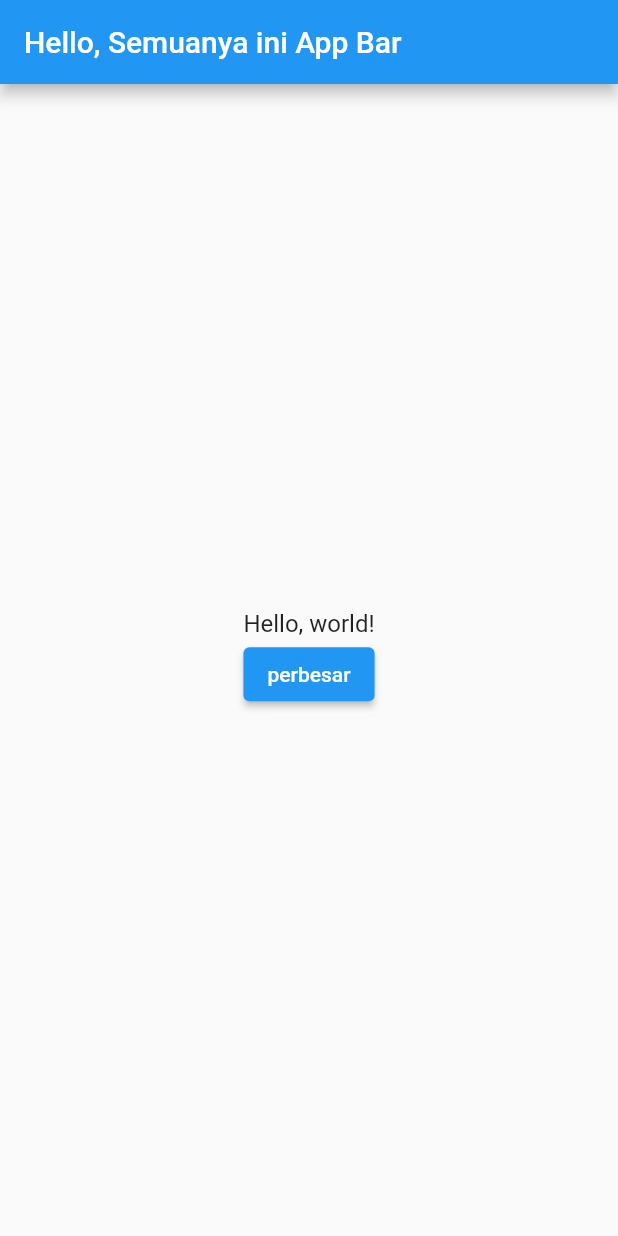
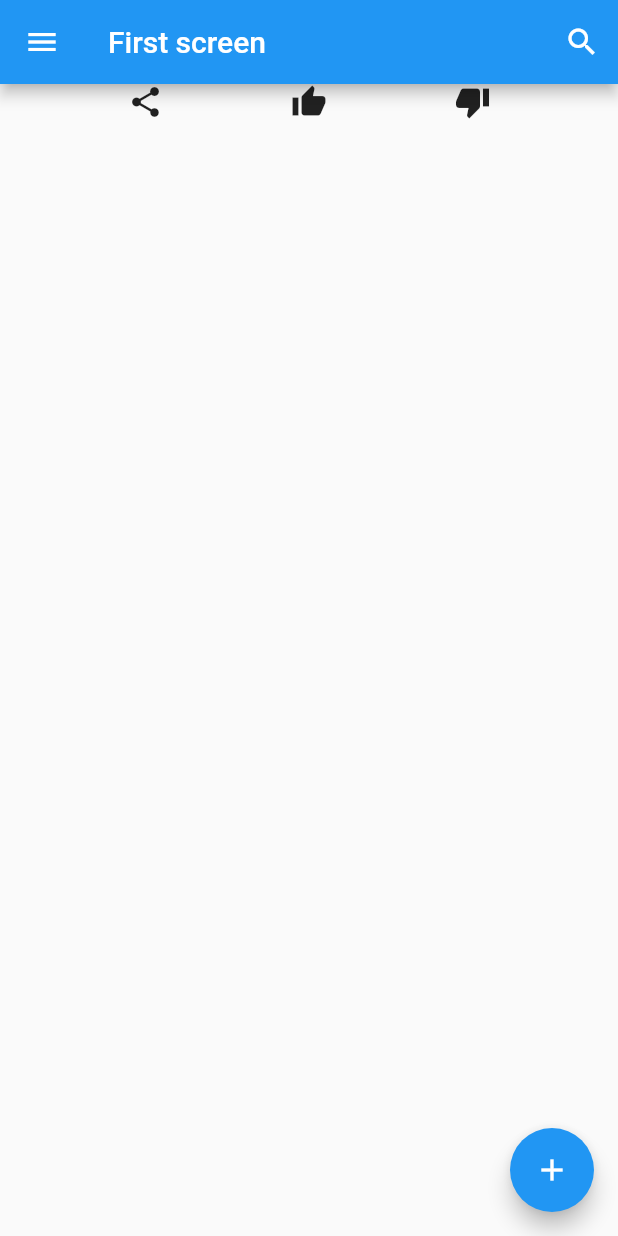
Before and after one commit to SwagMam/tes_app, a Flutter app: the screen it shows after launch, on a phone screen of 412 x 824 dp. Run offline on Flutter 3.47's test engine with Material 2 defaults, Android fonts, the phone set to English and light mode, and no system bars.

Commit message:
container, row, column

```diff
--- a/lib/main.dart
+++ b/lib/main.dart
@@ -5,72 +5,148 @@
 }
 
 class MyApp extends StatelessWidget {
-  const MyApp({super.key});
+  const MyApp({Key? key}) : super(key: key);
 
-  // This widget is the root of your application.
   @override
   Widget build(BuildContext context) {
     return MaterialApp(
-      title: 'Flutter Demo',
+      title: 'Flutter demo',
       theme: ThemeData(
         primarySwatch: Colors.blue,
       ),
-      home: Scaffold(
-        appBar: AppBar(
-          title: Text('Hello, Semuanya ini App Bar'),
+      home: const FirstScreen(),
+    );
+  }
+}
+
+class FirstScreen extends StatelessWidget {
+  const FirstScreen({Key? key}) : super(key: key);
+
+  @override
+  Widget build(BuildContext context) {
+    return Scaffold(
+      appBar: AppBar(
+        title: const Text("First screen"),
+        actions: <Widget>[
+          IconButton(
+            icon: const Icon(
+              Icons.search,
+              color: Colors.white,
+            ),
+            onPressed: () {},
+          )
+        ],
+        leading: IconButton(
+          icon: const Icon(
+            Icons.menu,
+            color: Colors.white,
+          ),
+          onPressed: () {},
         ),
-        body: Center(
-          child: BiggerText(text: 'Hello, world!'),
-        ),
+      ),
+      body: Row(
+        mainAxisAlignment: MainAxisAlignment.spaceEvenly,
+        children: <Widget>[
+          Icon(Icons.share),
+          Icon(Icons.thumb_up),
+          Icon(Icons.thumb_down),
+        ],
+      ),
+      // Container(
+      //   decoration: BoxDecoration(
+      //       color: Colors.green[200],
+      //       // shape: BoxShape.circle,
+      //       border: Border.all(color: Colors.black, width: 3),
+      //       borderRadius: BorderRadius.circular(10),
+      //       boxShadow: const [
+      //         BoxShadow(
+      //           color: Colors.black,
+      //           offset: Offset(3, 6),
+      //           blurRadius: 10,
+      //         )
+      //       ]),
+      //   padding: EdgeInsets.all(20),
+      //   child: const Text(
+      //     'Hi',
+      //     style: TextStyle(fontSize: 40),
+      //   ),
+      // ),
+      floatingActionButton: FloatingActionButton(
+        child: const Icon(Icons.add),
+        onPressed: () {},
       ),
     );
   }
 }
 
-class Heading extends StatelessWidget {
-  final String text;
+// class MyApp extends StatelessWidget {
+//   const MyApp({super.key});
 
-  const Heading({Key? key, required this.text}) : super(key: key);
+//   // This widget is the root of your application.
+//   @override
+//   Widget build(BuildContext context) {
+//     return MaterialApp(
+//       title: 'Flutter Demo',
+//       theme: ThemeData(
+//         primarySwatch: Colors.blue,
+//       ),
+//       home: Scaffold(
+//         appBar: AppBar(
+//           title: Text('Hello, Semuanya ini App Bar'),
+//         ),
+//         body: Center(
+//           child: BiggerText(text: 'Hello, world!'),
+//         ),
+//       ),
+//     );
+//   }
+// }
 
-  @override
-  Widget build(BuildContext context) {
-    return Text(
-      text,
-      style: const TextStyle(
-        fontSize: 24.0,
-        fontWeight: FontWeight.bold,
-      ),
-    );
-  }
-}
+// class Heading extends StatelessWidget {
+//   final String text;
 
-class BiggerText extends StatefulWidget {
-  final String text;
+//   const Heading({Key? key, required this.text}) : super(key: key);
 
-  const BiggerText({Key? key, required this.text}) : super(key: key);
+//   @override
+//   Widget build(BuildContext context) {
+//     return Text(
+//       text,
+//       style: const TextStyle(
+//         fontSize: 24.0,
+//         fontWeight: FontWeight.bold,
+//       ),
+//     );
+//   }
+// }
 
-  @override
-  _BiggerTextState createState() => _BiggerTextState();
-}
+// class BiggerText extends StatefulWidget {
+//   final String text;
 
-class _BiggerTextState extends State<BiggerText> {
-  double _textsize = 16.0;
+//   const BiggerText({Key? key, required this.text}) : super(key: key);
 
-  @override
-  Widget build(BuildContext context) {
-    return Column(
-      mainAxisAlignment: MainAxisAlignment.center,
-      children: <Widget>[
-        Text(widget.text, style: TextStyle(fontSize: _textsize)),
-        ElevatedButton(
-          child: const Text("perbesar"),
-          onPressed: () {
-            setState(() {
-              _textsize = 32.0;
-            });
-          },
-        )
-      ],
-    );
-  }
-}
+//   @override
+//   _BiggerTextState createState() => _BiggerTextState();
+// }
+
+// class _BiggerTextState extends State<BiggerText> {
+//   double _textsize = 16.0;
+
+//   @override
+//   Widget build(BuildContext context) {
+//     return Column(
+//       mainAxisAlignment: MainAxisAlignment.center,
+//       children: <Widget>[
+//         Text(widget.text,
+//             style: TextStyle(fontSize: _textsize, fontWeight: FontWeight.bold)),
+//         ElevatedButton(
+//           child: const Text("perbesar"),
+//           onPressed: () {
+//             setState(() {
+//               _textsize = 32.0;
+//             });
+//           },
+//         )
+//       ],
+//     );
+//   }
+// }
```
